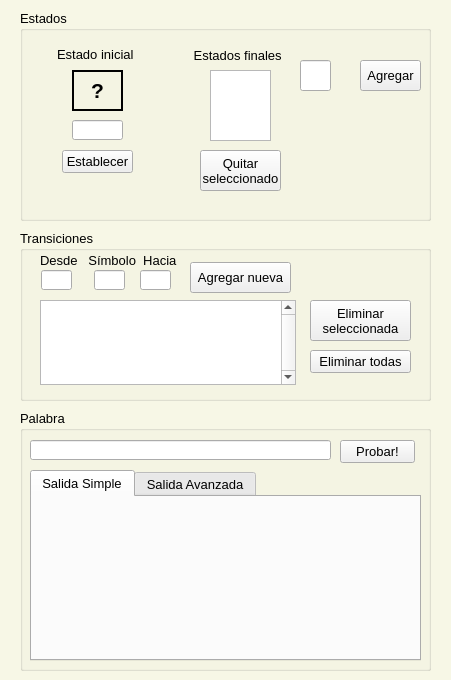
First picture: the form in mainwindow.ui, repository fr4j4/Trabajo_automatas, before the edit.
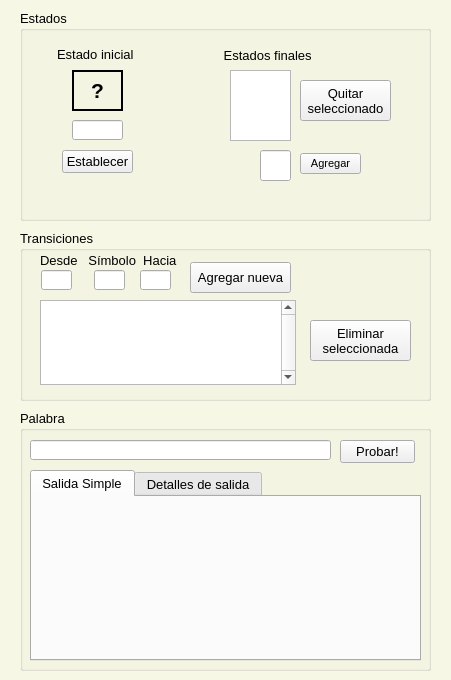
Second picture: the form after the edit.

```diff
--- a/mainwindow.ui
+++ b/mainwindow.ui
@@ -162,7 +162,7 @@
      <property name="geometry">
       <rect>
        <x>290</x>
-       <y>70</y>
+       <y>90</y>
        <width>101</width>
        <height>41</height>
       </rect>
@@ -175,8 +175,8 @@
     <widget class="QPushButton" name="bton_eliminar_todas">
      <property name="geometry">
       <rect>
-       <x>290</x>
-       <y>120</y>
+       <x>430</x>
+       <y>20</y>
        <width>101</width>
        <height>23</height>
       </rect>
@@ -218,8 +218,8 @@
     <widget class="QLineEdit" name="inEstadoFinal">
      <property name="geometry">
       <rect>
-       <x>280</x>
-       <y>50</y>
+       <x>240</x>
+       <y>140</y>
        <width>31</width>
        <height>31</height>
       </rect>
@@ -254,15 +254,17 @@
     <widget class="QPushButton" name="botonAgregarTransiciones">
      <property name="geometry">
       <rect>
-       <x>340</x>
-       <y>50</y>
+       <x>280</x>
+       <y>143</y>
        <width>61</width>
-       <height>31</height>
+       <height>21</height>
       </rect>
      </property>
      <property name="font">
       <font>
-       <pointsize>10</pointsize>
+       <pointsize>8</pointsize>
+       <weight>50</weight>
+       <bold>false</bold>
       </font>
      </property>
      <property name="text">
@@ -272,7 +274,7 @@
     <widget class="QLabel" name="label_4">
      <property name="geometry">
       <rect>
-       <x>170</x>
+       <x>200</x>
        <y>35</y>
        <width>101</width>
        <height>20</height>
@@ -285,9 +287,9 @@
     <widget class="QPushButton" name="botonQuitarEstadoFinal">
      <property name="geometry">
       <rect>
-       <x>180</x>
-       <y>140</y>
-       <width>81</width>
+       <x>280</x>
+       <y>70</y>
+       <width>91</width>
        <height>41</height>
       </rect>
      </property>
@@ -327,7 +329,7 @@
     <widget class="QListWidget" name="listaEstadosFinales">
      <property name="geometry">
       <rect>
-       <x>190</x>
+       <x>210</x>
        <y>60</y>
        <width>61</width>
        <height>71</height>
@@ -418,7 +420,7 @@
      </widget>
      <widget class="QWidget" name="tab_2">
       <attribute name="title">
-       <string>Salida Avanzada</string>
+       <string>Detalles de salida</string>
       </attribute>
       <widget class="QTextEdit" name="salida">
        <property name="enabled">
```
